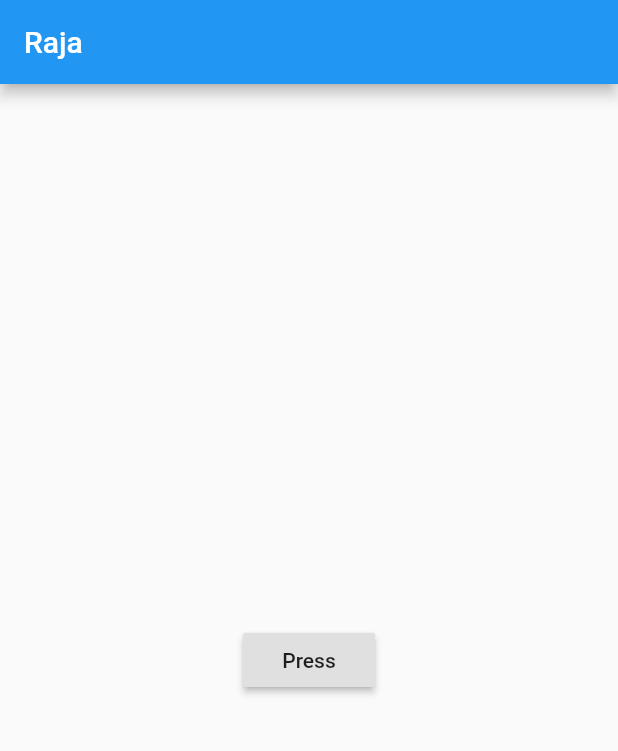
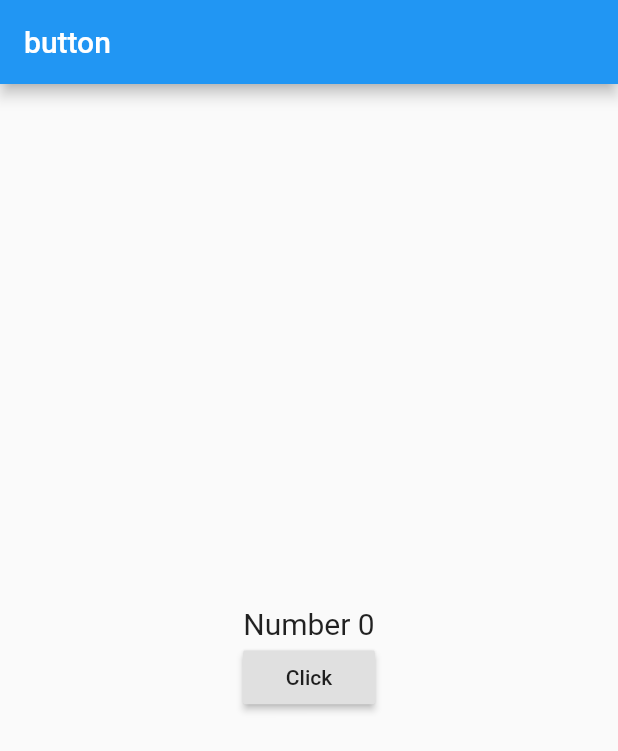
Before and after one commit to naveen965/newflutter, a Flutter app: the screen it shows after launch, on a phone screen of 412 x 824 dp. Shown: the top 751 px of the screen. Run offline on Flutter 3.47's test engine with Material 2 defaults, Android fonts, the phone set to English and light mode, and no system bars.

Commit message:
Edit main dart function for doing another exersize

```diff
--- a/lib/main.dart
+++ b/lib/main.dart
@@ -2,25 +2,48 @@ import 'package:flutter/material.dart';
 
 void main() {
   runApp(new MaterialApp(
-    title: 'Naveen',
-    home: Kelaniya(),
+    title: "Alert Dialog",
+    home: HomeScreen(),
   ));
 }
 
-class Kelaniya extends StatelessWidget {
-  const Kelaniya({Key key}) :super(key:key);
-
+class HomeScreen extends StatelessWidget{
+  //const HomeScreen({Key key}) :super(key:key);
   @override
   Widget build(BuildContext context) {
     return Scaffold(
-      appBar: AppBar(title: Text("Raja"),),
-      body: Center(
-        child: RaisedButton(
-          child:Text("Press"),
-          onPressed: (){
+      appBar: AppBar(title: Text('button'),),
+      body: MainStatefullWidget(),
+    );
+  }
+}
 
-          },
-        ),
+class MainStatefullWidget extends StatefulWidget{
+  @override
+  State<StatefulWidget> createState() => MainStatefullWidgetState();
+}
+
+class MainStatefullWidgetState extends State{
+  int count = 0;
+  @override
+  Widget build(BuildContext context) {
+    return Center(
+      child: Column(
+        mainAxisAlignment: MainAxisAlignment.center,
+        children: <Widget>[
+          Text (
+            'Number $count',
+            style: TextStyle(fontSize: 20.0)
+          ),
+          RaisedButton(
+            onPressed: () {
+              setState(() {
+                count = count + 1;
+              });
+            },
+            child: Text('Click'),
+          )
+        ],
       ),
     );
   }
```
